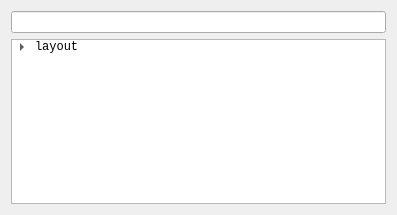
First picture: the form in ui/windows/fileBrowser/forms/fileSelector.ui, repository david-cattermole/qt-learning, before the edit.
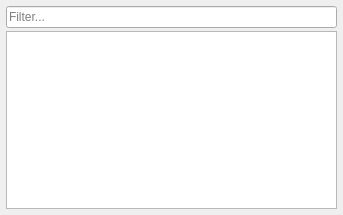
Second picture: the form after the edit.

Commit message: Support PyQt5 with Python 3.6 Start moving away from "Item" based widgets, and towards 'model' based widgets Added partial support for FileSelector and VersionSelector forms/widgets, for the file browser. Added checkbox for editing the path on file browser. Adjusted layout margins for all Qt windows. Addition of 'nodes' module for use as a common place for a general 'node' class (for use in model/view widgets).

Diff of the .ui file:
```diff
--- a/ui/windows/fileBrowser/forms/fileSelector.ui
+++ b/ui/windows/fileBrowser/forms/fileSelector.ui
@@ -6,7 +6,7 @@
    <rect>
     <x>0</x>
     <y>0</y>
-    <width>397</width>
+    <width>343</width>
     <height>215</height>
    </rect>
   </property>
@@ -14,8 +14,20 @@
    <string>Form</string>
   </property>
   <layout class="QHBoxLayout" name="horizontalLayout">
+   <property name="spacing">
+    <number>0</number>
+   </property>
+   <property name="margin">
+    <number>3</number>
+   </property>
    <item>
-    <layout class="QVBoxLayout" name="verticalLayout_3">
+    <layout class="QVBoxLayout" name="verticalLayout">
+     <property name="spacing">
+      <number>3</number>
+     </property>
+     <property name="margin">
+      <number>3</number>
+     </property>
      <item>
       <widget class="QLineEdit" name="lineEdit">
        <property name="sizePolicy">
@@ -24,52 +36,22 @@
          <verstretch>0</verstretch>
         </sizepolicy>
        </property>
+       <property name="placeholderText">
+        <string>Filter...</string>
+       </property>
       </widget>
      </item>
      <item>
-      <widget class="QTreeWidget" name="treeWidget_2">
+      <widget class="QTreeView" name="treeView">
        <property name="sizePolicy">
         <sizepolicy hsizetype="Minimum" vsizetype="Expanding">
          <horstretch>0</horstretch>
          <verstretch>0</verstretch>
         </sizepolicy>
        </property>
-       <property name="font">
-        <font>
-         <family>Monospace</family>
-        </font>
-       </property>
        <attribute name="headerVisible">
         <bool>false</bool>
        </attribute>
-       <attribute name="headerVisible">
-        <bool>false</bool>
-       </attribute>
-       <column>
-        <property name="text">
-         <string>filename</string>
-        </property>
-       </column>
-       <item>
-        <property name="text">
-         <string>layout</string>
-        </property>
-        <item>
-         <property name="text">
-          <string>camera</string>
-         </property>
-        </item>
-        <item>
-         <property name="text">
-          <string>environment</string>
-         </property>
-        </item>
-        <item>
-         <property name="text">
-          <string>layout</string>
-         </property>
-        </item>
-       </item>
       </widget>
      </item>
     </layout>
```
Left out of the diff: 2 changed lines with no effect on the pictures. The commit also changes 88 other files.
